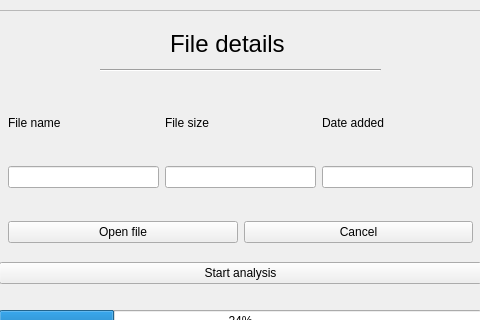
First picture: the form in FileAnalysisWindow.ui, repository Dimitrios-Mourtzilas/Business-Strategy, before the edit; both pictures show x 155 to 635 and y 0 to 320 of the 789 by 536 pixel window.
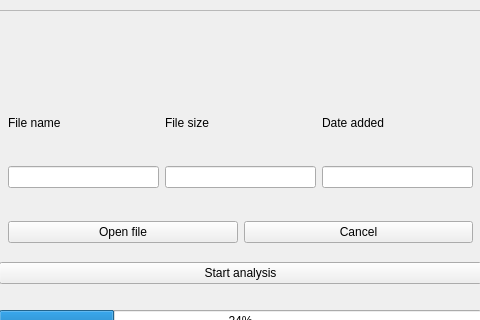
Second picture: the form after the edit.

What changed in the file:
```diff
--- a/FileAnalysisWindow.ui
+++ b/FileAnalysisWindow.ui
@@ -129,37 +129,6 @@
      </item>
     </layout>
    </widget>
-   <widget class="QLabel" name="file_details_label">
-    <property name="geometry">
-     <rect>
-      <x>315</x>
-      <y>20</y>
-      <width>118</width>
-      <height>28</height>
-     </rect>
-    </property>
-    <property name="font">
-     <font>
-      <pointsize>18</pointsize>
-     </font>
-    </property>
-    <property name="text">
-     <string>File details</string>
-    </property>
-   </widget>
-   <widget class="Line" name="line">
-    <property name="geometry">
-     <rect>
-      <x>245</x>
-      <y>50</y>
-      <width>281</width>
-      <height>20</height>
-     </rect>
-    </property>
-    <property name="orientation">
-     <enum>Qt::Horizontal</enum>
-    </property>
-   </widget>
   </widget>
  </widget>
  <resources/>
```
